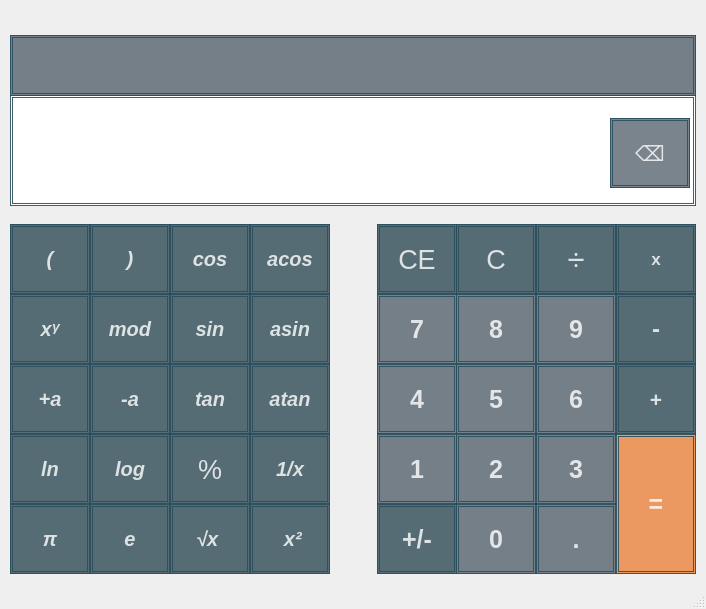
Qt form src/smartcalc/smartcalc.ui (kossadda/C7_s21_SmartCalc) before a commit.
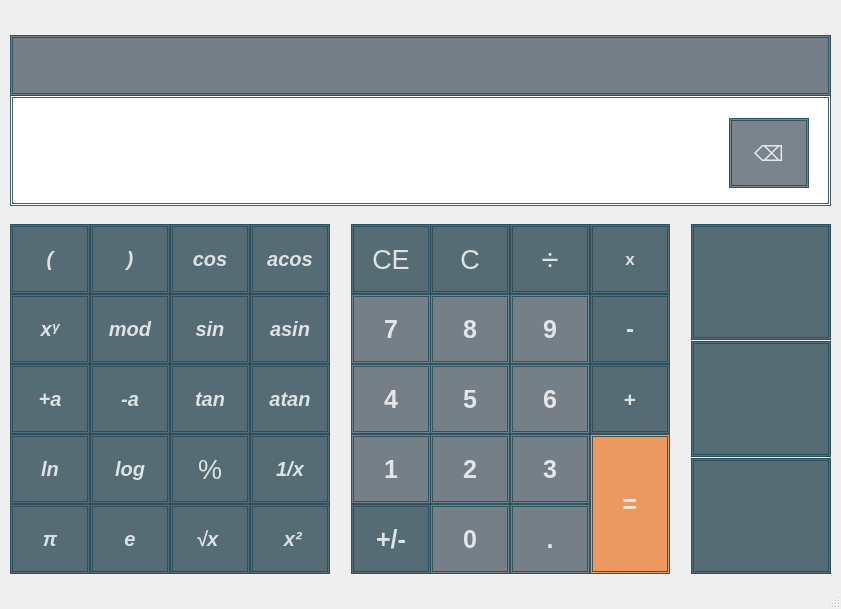
The same form after that commit. Icons and pictures are not drawn.

Patch:
```diff
--- a/src/smartcalc/smartcalc.ui
+++ b/src/smartcalc/smartcalc.ui
@@ -6,18 +6,21 @@
    <rect>
     <x>0</x>
     <y>0</y>
-    <width>706</width>
+    <width>841</width>
     <height>609</height>
    </rect>
   </property>
   <property name="windowTitle">
    <string>smartcalc</string>
   </property>
+  <property name="autoFillBackground">
+   <bool>true</bool>
+  </property>
   <widget class="QWidget" name="centralwidget">
    <widget class="QPushButton" name="push_erase">
     <property name="geometry">
      <rect>
-      <x>610</x>
+      <x>729</x>
       <y>118</y>
       <width>80</width>
       <height>70</height>
@@ -90,7 +93,7 @@
    <widget class="QPushButton" name="push_pl_min">
     <property name="geometry">
      <rect>
-      <x>377</x>
+      <x>351</x>
       <y>504</y>
       <width>80</width>
       <height>70</height>
@@ -126,7 +129,7 @@
    <widget class="QPushButton" name="push_1">
     <property name="geometry">
      <rect>
-      <x>377</x>
+      <x>351</x>
       <y>434</y>
       <width>80</width>
       <height>70</height>
@@ -162,7 +165,7 @@
    <widget class="QPushButton" name="push_4">
     <property name="geometry">
      <rect>
-      <x>377</x>
+      <x>351</x>
       <y>364</y>
       <width>80</width>
       <height>70</height>
@@ -234,7 +237,7 @@
    <widget class="QPushButton" name="push_eq">
     <property name="geometry">
      <rect>
-      <x>616</x>
+      <x>590</x>
       <y>434</y>
       <width>80</width>
       <height>140</height>
@@ -450,7 +453,7 @@
    <widget class="QPushButton" name="push_CE">
     <property name="geometry">
      <rect>
-      <x>377</x>
+      <x>351</x>
       <y>224</y>
       <width>80</width>
       <height>70</height>
@@ -486,7 +489,7 @@
    <widget class="QPushButton" name="push_6">
     <property name="geometry">
      <rect>
-      <x>536</x>
+      <x>510</x>
       <y>364</y>
       <width>80</width>
       <height>70</height>
@@ -522,7 +525,7 @@
    <widget class="QPushButton" name="push_sum">
     <property name="geometry">
      <rect>
-      <x>616</x>
+      <x>590</x>
       <y>364</y>
       <width>80</width>
       <height>70</height>
@@ -702,7 +705,7 @@
    <widget class="QPushButton" name="push_C">
     <property name="geometry">
      <rect>
-      <x>456</x>
+      <x>430</x>
       <y>224</y>
       <width>80</width>
       <height>70</height>
@@ -810,7 +813,7 @@
    <widget class="QPushButton" name="push_mult">
     <property name="geometry">
      <rect>
-      <x>616</x>
+      <x>590</x>
       <y>224</y>
       <width>80</width>
       <height>70</height>
@@ -848,7 +851,7 @@
      <rect>
       <x>10</x>
       <y>95</y>
-      <width>686</width>
+      <width>821</width>
       <height>111</height>
      </rect>
     </property>
@@ -878,7 +881,7 @@
      <rect>
       <x>10</x>
       <y>35</y>
-      <width>686</width>
+      <width>821</width>
       <height>61</height>
      </rect>
     </property>
@@ -910,7 +913,7 @@
    <widget class="QPushButton" name="push_9">
     <property name="geometry">
      <rect>
-      <x>536</x>
+      <x>510</x>
       <y>294</y>
       <width>80</width>
       <height>70</height>
@@ -946,7 +949,7 @@
    <widget class="QPushButton" name="push_8">
     <property name="geometry">
      <rect>
-      <x>456</x>
+      <x>430</x>
       <y>294</y>
       <width>80</width>
       <height>70</height>
@@ -982,7 +985,7 @@
    <widget class="QPushButton" name="push_2">
     <property name="geometry">
      <rect>
-      <x>456</x>
+      <x>430</x>
       <y>434</y>
       <width>80</width>
       <height>70</height>
@@ -1126,7 +1129,7 @@
    <widget class="QPushButton" name="push_0">
     <property name="geometry">
      <rect>
-      <x>456</x>
+      <x>430</x>
       <y>504</y>
       <width>80</width>
       <height>70</height>
@@ -1198,7 +1201,7 @@
    <widget class="QPushButton" name="push_3">
     <property name="geometry">
      <rect>
-      <x>536</x>
+      <x>510</x>
       <y>434</y>
       <width>80</width>
       <height>70</height>
@@ -1234,7 +1237,7 @@
    <widget class="QPushButton" name="push_sub">
     <property name="geometry">
      <rect>
-      <x>616</x>
+      <x>590</x>
       <y>294</y>
       <width>80</width>
       <height>70</height>
@@ -1306,7 +1309,7 @@
    <widget class="QPushButton" name="push_dot">
     <property name="geometry">
      <rect>
-      <x>536</x>
+      <x>510</x>
       <y>504</y>
       <width>80</width>
       <height>70</height>
@@ -1378,7 +1381,7 @@
    <widget class="QPushButton" name="push_7">
     <property name="geometry">
      <rect>
-      <x>377</x>
+      <x>351</x>
       <y>294</y>
       <width>80</width>
       <height>70</height>
@@ -1450,7 +1453,7 @@
    <widget class="QPushButton" name="push_5">
     <property name="geometry">
      <rect>
-      <x>456</x>
+      <x>430</x>
       <y>364</y>
       <width>80</width>
       <height>70</height>
@@ -1486,7 +1489,7 @@
    <widget class="QPushButton" name="push_div">
     <property name="geometry">
      <rect>
-      <x>536</x>
+      <x>510</x>
       <y>224</y>
       <width>80</width>
       <height>70</height>
@@ -1519,6 +1522,117 @@
      <string>÷</string>
     </property>
    </widget>
+   <widget class="QPushButton" name="push_credit">
+    <property name="geometry">
+     <rect>
+      <x>691</x>
+      <y>458</y>
+      <width>140</width>
+      <height>116</height>
+     </rect>
+    </property>
+    <property name="font">
+     <font>
+      <pointsize>18</pointsize>
+      <italic>false</italic>
+      <bold>true</bold>
+      <strikeout>false</strikeout>
+     </font>
+    </property>
+    <property name="styleSheet">
+     <string notr="true"> QPushButton#push_credit {
+     background-color: rgba(20, 52, 65, 0.7);
+     border-style: double;
+     border-width: 3px;
+     border-color: rgba(42, 78, 92, 0.9); 
+     min-width: 2em;
+     padding: 1px;
+	 color: rgba(255, 255, 255, 0.8);
+	 border-image: url(/home/deadline/s21_projects/C7_s21_smartcalc/src/pics/credit.png);
+ }
+ QPushButton#push_credit:pressed {
+     background-color: rgb(108, 63, 0);
+     border-style: inset;
+ }</string>
+    </property>
+    <property name="text">
+     <string/>
+    </property>
+   </widget>
+   <widget class="QPushButton" name="push_deposit">
+    <property name="geometry">
+     <rect>
+      <x>691</x>
+      <y>341</y>
+      <width>140</width>
+      <height>116</height>
+     </rect>
+    </property>
+    <property name="font">
+     <font>
+      <pointsize>18</pointsize>
+      <italic>false</italic>
+      <bold>true</bold>
+      <strikeout>false</strikeout>
+     </font>
+    </property>
+    <property name="styleSheet">
+     <string notr="true"> QPushButton#push_deposit {
+     background-color: rgba(20, 52, 65, 0.7);
+     border-style: double;
+     border-width: 3px;
+     border-color: rgba(42, 78, 92, 0.9); 
+     min-width: 2em;
+     padding: 1px;
+	 color: rgba(255, 255, 255, 0.8);
+	 border-image: url(/home/deadline/s21_projects/C7_s21_smartcalc/src/pics/deposit.png);
+ }
+ QPushButton#push_deposit:pressed {
+     background-color: rgb(108, 63, 0);
+     border-style: inset;
+ }</string>
+    </property>
+    <property name="text">
+     <string/>
+    </property>
+   </widget>
+   <widget class="QPushButton" name="push_graph">
+    <property name="geometry">
+     <rect>
+      <x>691</x>
+      <y>224</y>
+      <width>140</width>
+      <height>116</height>
+     </rect>
+    </property>
+    <property name="font">
+     <font>
+      <pointsize>18</pointsize>
+      <italic>false</italic>
+      <bold>true</bold>
+      <strikeout>false</strikeout>
+     </font>
+    </property>
+    <property name="styleSheet">
+     <string notr="true"> QPushButton#push_graph {
+     background-color: rgba(20, 52, 65, 0.7);
+     border-style: double;
+     border-width: 3px;
+     border-color: rgba(42, 78, 92, 0.9); 
+     min-width: 2em;
+     padding: 1px;
+	 color: rgba(255, 255, 255, 0.8);
+	 border-image: url(/home/deadline/s21_projects/C7_s21_smartcalc/src/pics/graph.png);
+ }
+ QPushButton#push_graph:pressed {
+     background-color: rgb(108, 63, 0);
+     border-style: inset;
+ }</string>
+    </property>
+    <property name="text">
+     <string/>
+    </property>
+   </widget>
    <zorder>push_acos</zorder>
    <zorder>push_pl_min</zorder>
    <zorder>push_1</zorder>
```
Left out of the diff: 5 changed lines with no effect on the pictures.
